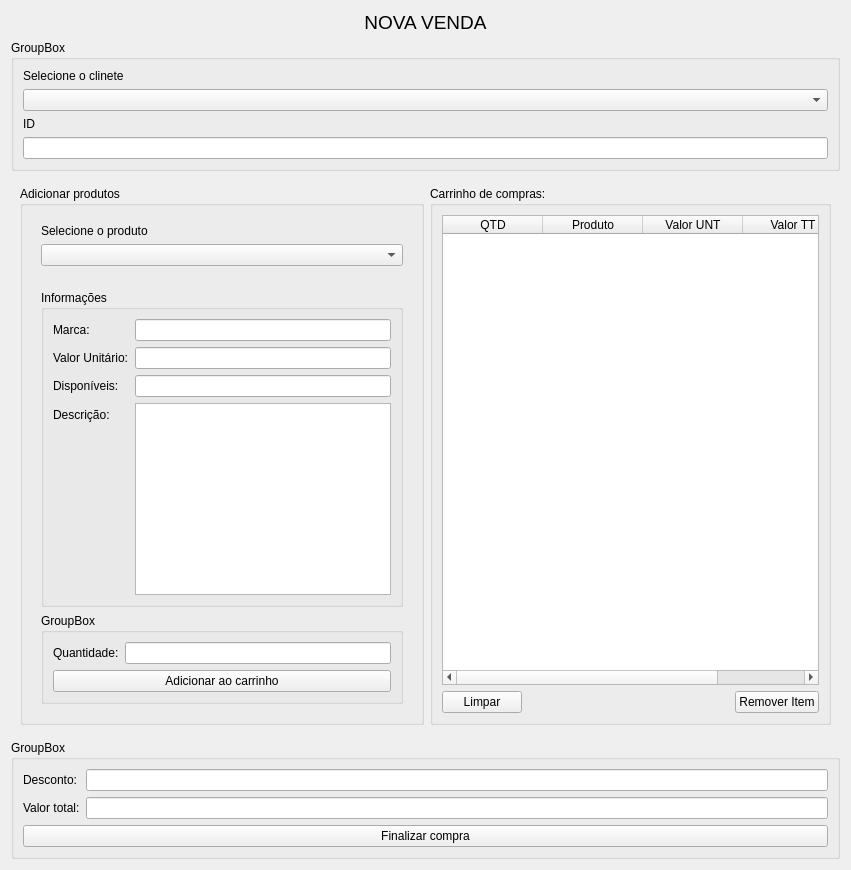
Above: ui/ui_vendas.ui from mateusangeli/projetoMat-Con before the change. Below: the same form after it.
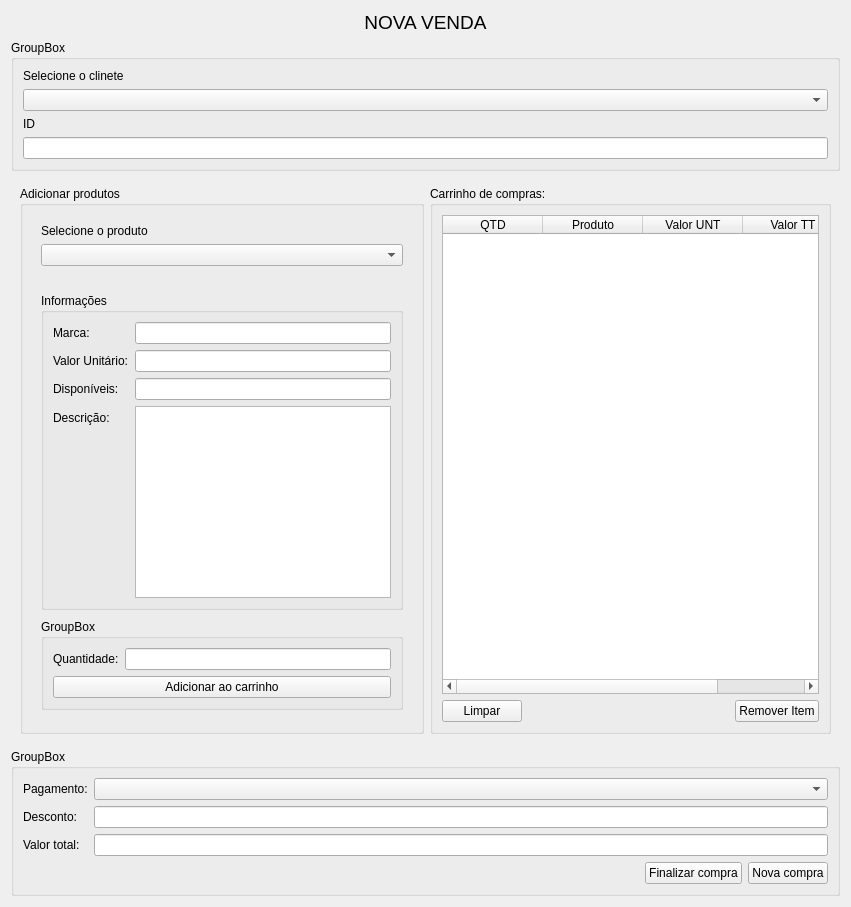
That is the form after the change.

The edit to the form file:
```diff
--- a/ui/ui_vendas.ui
+++ b/ui/ui_vendas.ui
@@ -7,7 +7,7 @@
     <x>0</x>
     <y>0</y>
     <width>851</width>
-    <height>839</height>
+    <height>907</height>
    </rect>
   </property>
   <property name="windowTitle">
@@ -310,34 +310,68 @@
      <layout class="QVBoxLayout" name="verticalLayout_9">
       <item>
        <layout class="QFormLayout" name="formLayout_5">
-        <item row="0" column="0">
+        <item row="1" column="0">
          <widget class="QLabel" name="label_10">
           <property name="text">
            <string>Desconto:</string>
           </property>
          </widget>
         </item>
-        <item row="0" column="1">
-         <widget class="QLineEdit" name="lineEdit"/>
+        <item row="1" column="1">
+         <widget class="QLineEdit" name="desconto"/>
         </item>
-        <item row="1" column="0">
+        <item row="2" column="0">
          <widget class="QLabel" name="label_11">
           <property name="text">
            <string>Valor total:</string>
           </property>
          </widget>
         </item>
-        <item row="1" column="1">
-         <widget class="QLineEdit" name="lineEdit_2"/>
+        <item row="2" column="1">
+         <widget class="QLineEdit" name="valortotal"/>
+        </item>
+        <item row="0" column="0">
+         <widget class="QLabel" name="label_12">
+          <property name="text">
+           <string>Pagamento:</string>
+          </property>
+         </widget>
+        </item>
+        <item row="0" column="1">
+         <widget class="QComboBox" name="combo_pagamento"/>
         </item>
        </layout>
       </item>
       <item>
-       <widget class="QPushButton" name="pushButton">
-        <property name="text">
-         <string>Finalizar compra</string>
-        </property>
-       </widget>
+       <layout class="QHBoxLayout" name="horizontalLayout_7">
+        <item>
+         <spacer name="horizontalSpacer_2">
+          <property name="orientation">
+           <enum>Qt::Horizontal</enum>
+          </property>
+          <property name="sizeHint" stdset="0">
+           <size>
+            <width>40</width>
+            <height>20</height>
+           </size>
+          </property>
+         </spacer>
+        </item>
+        <item>
+         <widget class="QPushButton" name="finalizaVenda_btn">
+          <property name="text">
+           <string>Finalizar compra</string>
+          </property>
+         </widget>
+        </item>
+        <item>
+         <widget class="QPushButton" name="novacompra_btn">
+          <property name="text">
+           <string>Nova compra</string>
+          </property>
+         </widget>
+        </item>
+       </layout>
       </item>
      </layout>
     </widget>
```
